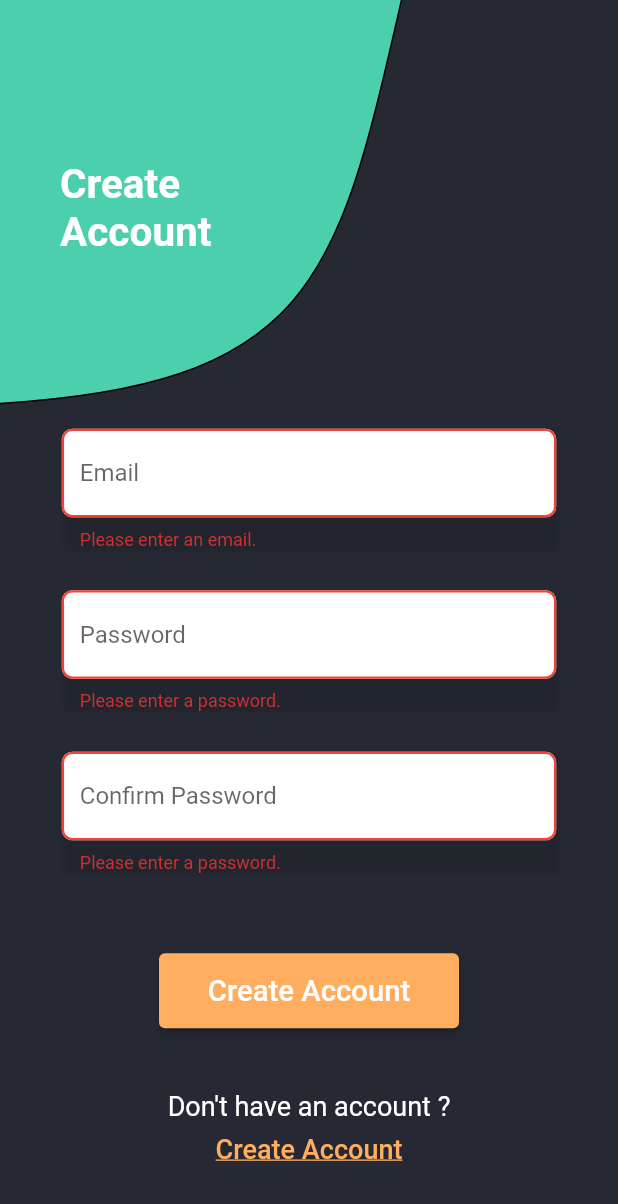
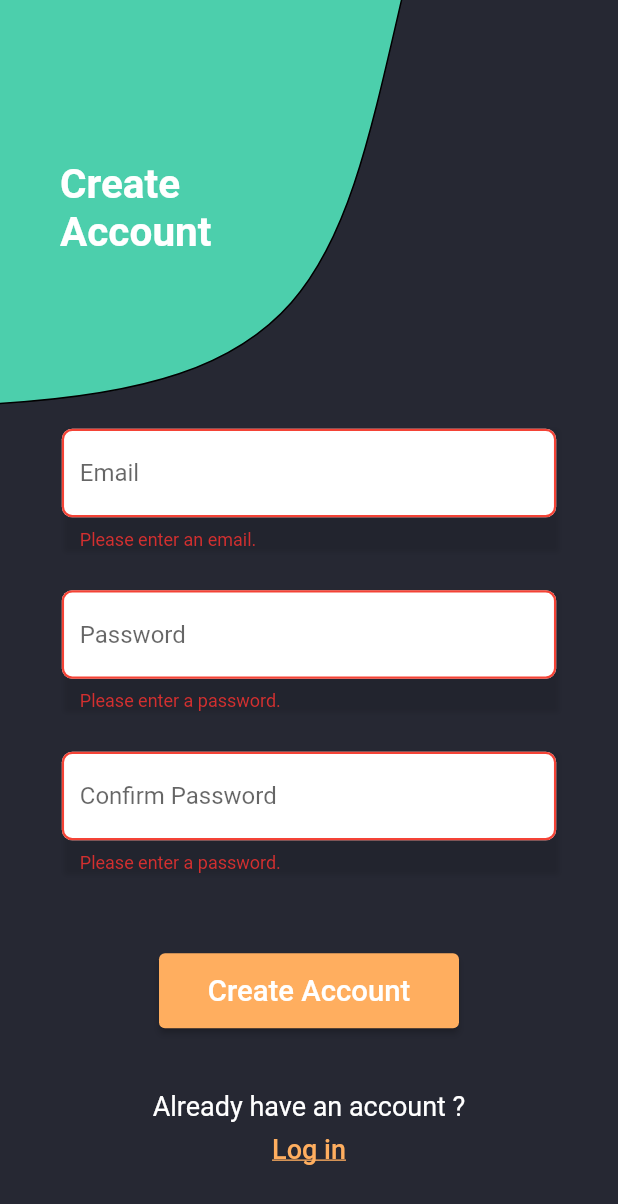
Before and after one commit to Abdulaziz4/bike-riders, a Flutter app: the screen it shows after launch, after a tap on "Create Account", on a phone screen of 412 x 824 dp. Shown: the top 1204 px of the screen. Run offline on Flutter 3.47's test engine with Material 2 defaults, Android fonts, the light colour scheme and no system bars; our stand-ins replace firebase_auth, firebase_core, flutter_spinkit, flutter_svg, logger, stacked and 1 more; accounts and stored records are empty.

Commit message:
Complete Sign up

```diff
--- a/lib/core/app/app.dart
+++ b/lib/core/app/app.dart
@@ -1,4 +1,5 @@
 import 'package:bike_riders/ui/auth/signup/signup_view.dart';
+import 'package:bike_riders/ui/groups/groups_view.dart';
 import 'package:stacked/stacked_annotations.dart';
 import 'package:stacked_services/stacked_services.dart';
 
@@ -11,6 +12,7 @@ import 'package:bike_riders/ui/startup/startup_view.dart';
     MaterialRoute(page: StartupView, initial: true),
     MaterialRoute(page: LoginView),
     MaterialRoute(page: SignupView),
+    MaterialRoute(page: GroupsView),
   ],
   dependencies: [
     LazySingleton(classType: AuthService),
--- a/lib/core/app/app.router.dart
+++ b/lib/core/app/app.router.dart
@@ -12,16 +12,19 @@ import 'package:stacked/stacked_annotations.dart';
 
 import '../../ui/auth/login/login_view.dart';
 import '../../ui/auth/signup/signup_view.dart';
+import '../../ui/groups/groups_view.dart';
 import '../../ui/startup/startup_view.dart';
 
 class Routes {
   static const String startupView = '/';
   static const String loginView = '/login-view';
   static const String signupView = '/signup-view';
+  static const String groupsView = '/groups-view';
   static const all = <String>{
     startupView,
     loginView,
     signupView,
+    groupsView,
   };
 }
 
@@ -32,6 +35,7 @@ class StackedRouter extends RouterBase {
     RouteDef(Routes.startupView, page: StartupView),
     RouteDef(Routes.loginView, page: LoginView),
     RouteDef(Routes.signupView, page: SignupView),
+    RouteDef(Routes.groupsView, page: GroupsView),
   ];
   @override
   Map<Type, StackedRouteFactory> get pagesMap => _pagesMap;
@@ -54,5 +58,11 @@ class StackedRouter extends RouterBase {
         settings: data,
       );
     },
+    GroupsView: (data) {
+      return MaterialPageRoute<MaterialRoute<dynamic>>(
+        builder: (context) => const GroupsView(),
+        settings: data,
+      );
+    },
   };
 }
--- a/lib/ui/auth/signup/signup_view.dart
+++ b/lib/ui/auth/signup/signup_view.dart
@@ -1,4 +1,3 @@
-import 'package:bike_riders/ui/shared/busy_overlay.dart';
 import 'package:flutter/material.dart';
 import 'package:stacked/stacked.dart';
 
@@ -9,6 +8,8 @@ import 'package:bike_riders/ui/shared/custom_button.dart';
 import 'package:bike_riders/ui/shared/input_field.dart';
 import 'package:bike_riders/core/app/utils/validator.dart';
 import 'package:bike_riders/ui/auth/signup/signup_viewmodel.dart';
+import 'package:bike_riders/ui/shared/auth_error_message.dart';
+import 'package:bike_riders/ui/shared/busy_overlay.dart';
 
 class SignupView extends StatefulWidget {
   const SignupView({Key? key}) : super(key: key);
@@ -70,6 +71,7 @@ class _SignupViewState extends State<SignupView> {
                 SizedBox(
                   height: kDefaultPadding * 2,
                 ),
+                AuthErrorMessage(message: viewmodel.errorMessage),
                 CustomButton(
                   text: "Create Account",
                   onPress: viewmodel.validateAndSubmitForm,
@@ -78,9 +80,9 @@ class _SignupViewState extends State<SignupView> {
                 ),
                 Spacer(),
                 AuthenticationInstructions(
-                  buttonText: "Create Account",
-                  hintText: "Don't have an account ?",
-                  onPressed: () {},
+                  buttonText: "Log in",
+                  hintText: "Already have an account ?",
+                  onPressed: viewmodel.navigateToLogin,
                 ),
               ],
             ),
--- /dev/null
+++ b/lib/ui/shared/auth_error_message.dart
@@ -0,0 +1,22 @@
+import 'package:flutter/material.dart';
+
+import 'package:bike_riders/core/app/constants.dart';
+
+class AuthErrorMessage extends StatelessWidget {
+  final String? message;
+  const AuthErrorMessage({Key? key, required this.message}) : super(key: key);
+
+  @override
+  Widget build(BuildContext context) {
+    if (message == null) {
+      return SizedBox();
+    }
+    return Padding(
+      padding: const EdgeInsets.symmetric(vertical: 8.0),
+      child: Text(
+        message ?? "",
+        style: kSmallText.copyWith(color: kRedColor),
+      ),
+    );
+  }
+}
```
Also changed, not shown: lib/ui/auth/signup/signup_viewmodel.dart (+21 -2 lines), lib/ui/groups/groups_view.dart (added, +18 -0 lines).
